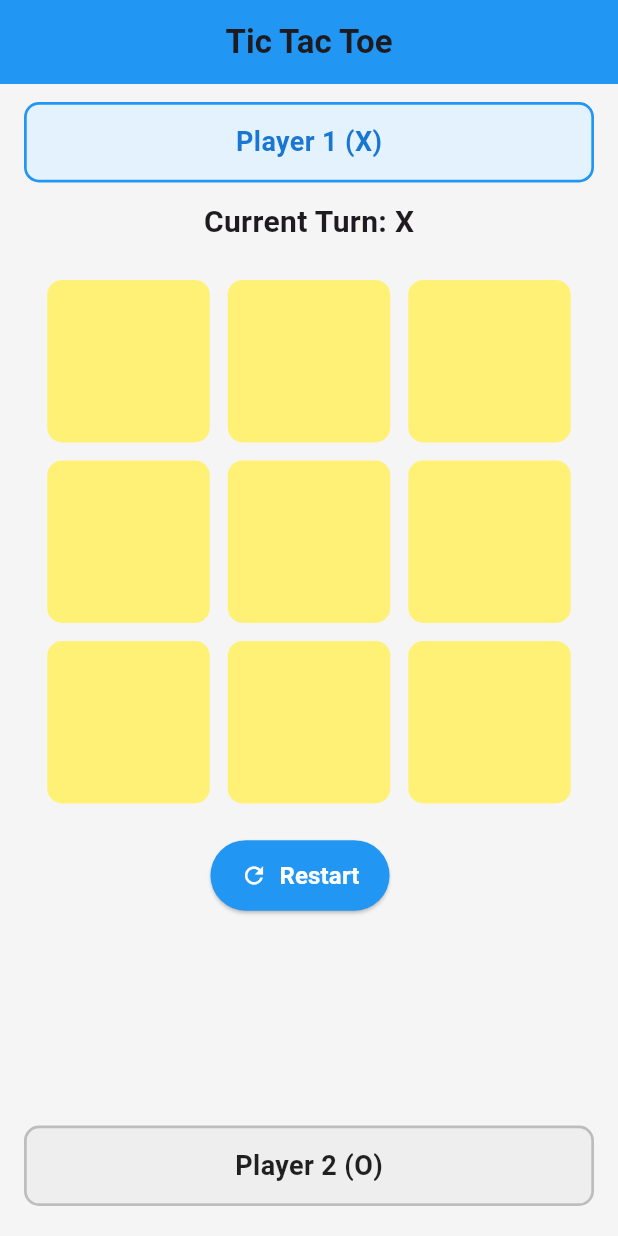
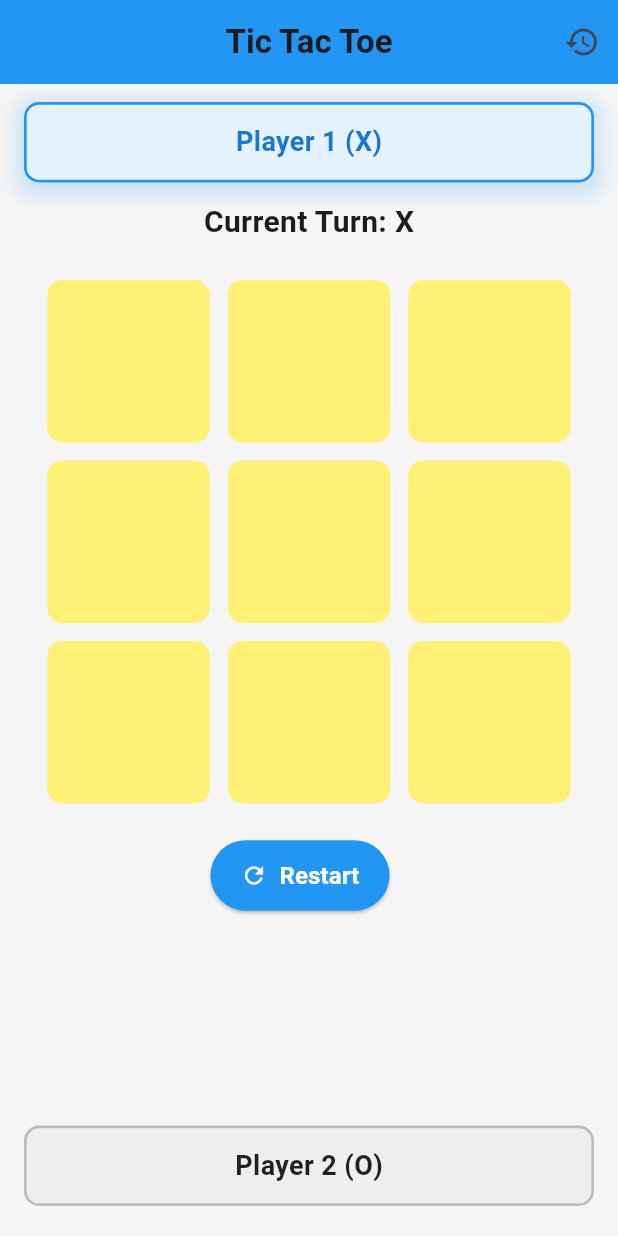
Before and after one commit to amitraut153/tic_tac_toe_app, a Flutter app: the screen it shows after launch, on a phone screen of 412 x 824 dp. Run offline on Flutter 3.47's test engine with Material 3 defaults, Android fonts, the phone set to English and light mode, and no system bars.

Commit message:
Refactor code structure for improved readability and maintainability

```diff
--- a/lib/screens/history_screen.dart
+++ b/lib/screens/history_screen.dart
@@ -15,7 +15,10 @@ class HistoryScreen extends StatelessWidget {
       appBar: AppBar(
         title: const Text(
           "Game History",
-          style: TextStyle(fontSize: 22, fontWeight: FontWeight.bold),
+          style: TextStyle(
+            fontSize: 22,
+            fontWeight: FontWeight.bold,
+          ),
         ),
         centerTitle: true,
         backgroundColor: Colors.blue,
--- a/lib/screens/home_screen.dart
+++ b/lib/screens/home_screen.dart
@@ -14,9 +14,25 @@ class HomeScreen extends StatelessWidget {
     return Scaffold(
       backgroundColor: Colors.grey.shade100,
       appBar: AppBar(
+        actions: [
+          IconButton(
+            onPressed: () {
+              Navigator.push(
+                context,
+                MaterialPageRoute(
+                  builder: (_) => const HistoryScreen(),
+                ),
+              );
+            },
+            icon: Icon(Icons.history),
+          ),
+        ],
         title: const Text(
           "Tic Tac Toe",
-          style: TextStyle(fontSize: 22, fontWeight: FontWeight.bold),
+          style: TextStyle(
+            fontSize: 22,
+            fontWeight: FontWeight.bold,
+          ),
         ),
         centerTitle: true,
         backgroundColor: Colors.blue,
@@ -25,12 +41,8 @@ class HomeScreen extends StatelessWidget {
         padding: const EdgeInsets.symmetric(horizontal: 16, vertical: 12),
         child: Column(
           children: [
-            // Top player box
             _playerBox("Player 1 (X)", game.currentPlayer == 'X'),
-
             const SizedBox(height: 12),
-
-            // Middle area (board, status, buttons) - make this expand and scroll if needed
             Expanded(
               child: SingleChildScrollView(
                 child: Column(
@@ -66,18 +78,14 @@ class HomeScreen extends StatelessWidget {
                         ],
                       ),
                     const SizedBox(height: 18),
-                    // Board
                     const TicTacToeBoard(),
                     const SizedBox(height: 18),
-
-                    // Restart / Play again and History buttons
                     Row(
                       mainAxisAlignment: MainAxisAlignment.center,
                       children: [
                         ElevatedButton.icon(
                           onPressed: game.resetGame,
-                          icon:
-                              const Icon(Icons.refresh, color: Colors.white),
+                          icon: const Icon(Icons.refresh, color: Colors.white),
                           label: const Text(
                             "Restart",
                             style: TextStyle(
@@ -105,8 +113,8 @@ class HomeScreen extends StatelessWidget {
                                 ),
                               );
                             },
-                            icon: const Icon(Icons.history,
-                                color: Colors.white),
+                            icon:
+                                const Icon(Icons.history, color: Colors.white),
                             label: const Text(
                               "See History",
                               style: TextStyle(
@@ -130,8 +138,6 @@ class HomeScreen extends StatelessWidget {
                 ),
               ),
             ),
-
-            // Bottom player box
             _playerBox("Player 2 (O)", game.currentPlayer == 'O'),
             SizedBox(height: MediaQuery.of(context).padding.bottom + 8)
           ],
@@ -152,6 +158,16 @@ class HomeScreen extends StatelessWidget {
           color: isActive ? Colors.blue : Colors.grey.shade400,
           width: 1.8,
         ),
+        boxShadow: isActive
+            ? [
+                BoxShadow(
+                  color: Colors.blue.withOpacity(0.2),
+                  blurRadius: 10,
+                  spreadRadius: 5,
+                  offset: const Offset(0, 4),
+                ),
+              ]
+            : [],
       ),
       child: Center(
         child: Text(
```
Also changed, not shown: assets/Screenshot 2025-10-16 072924.png (deleted), assets/Screenshot 2025-10-16 073020.png (deleted), assets/Screenshot 2025-10-16 073038.png (deleted), assets/Screenshot 2025-10-16 075000.png (added), assets/Screenshot 2025-10-16 075837.png (added), assets/Screenshot 2025-10-16 075906.png (added), assets/Screenshot 2025-10-16 075924.png (added), assets/Screenshot 2025-10-16 075942.png (added), assets/image.png (deleted).
